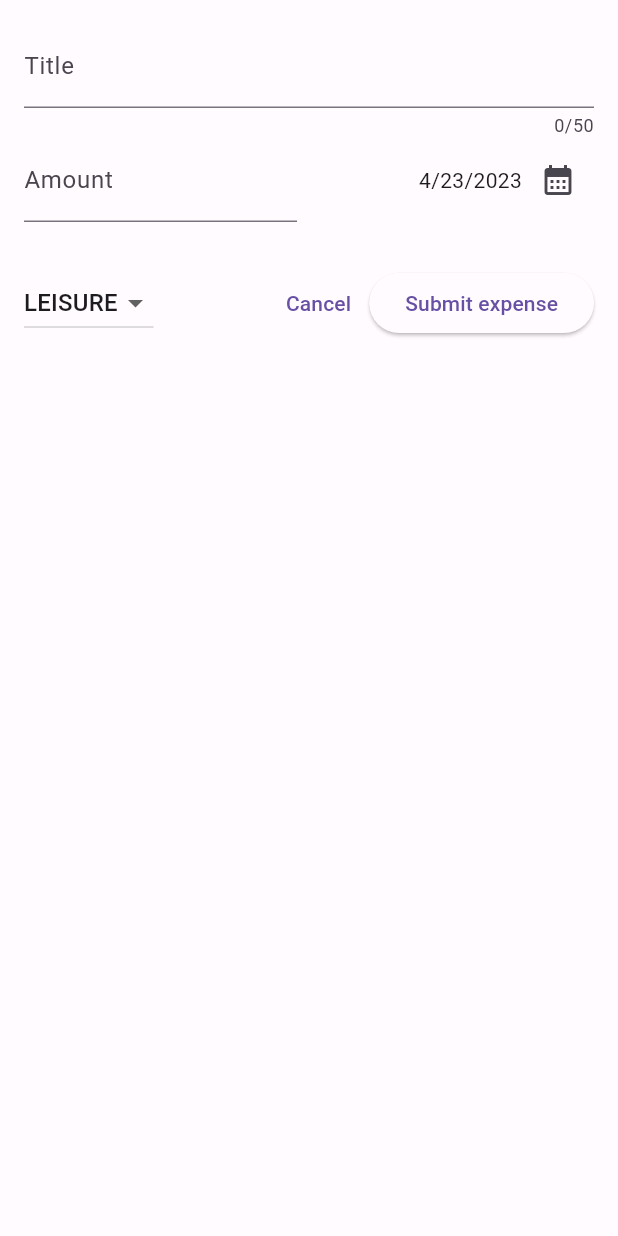
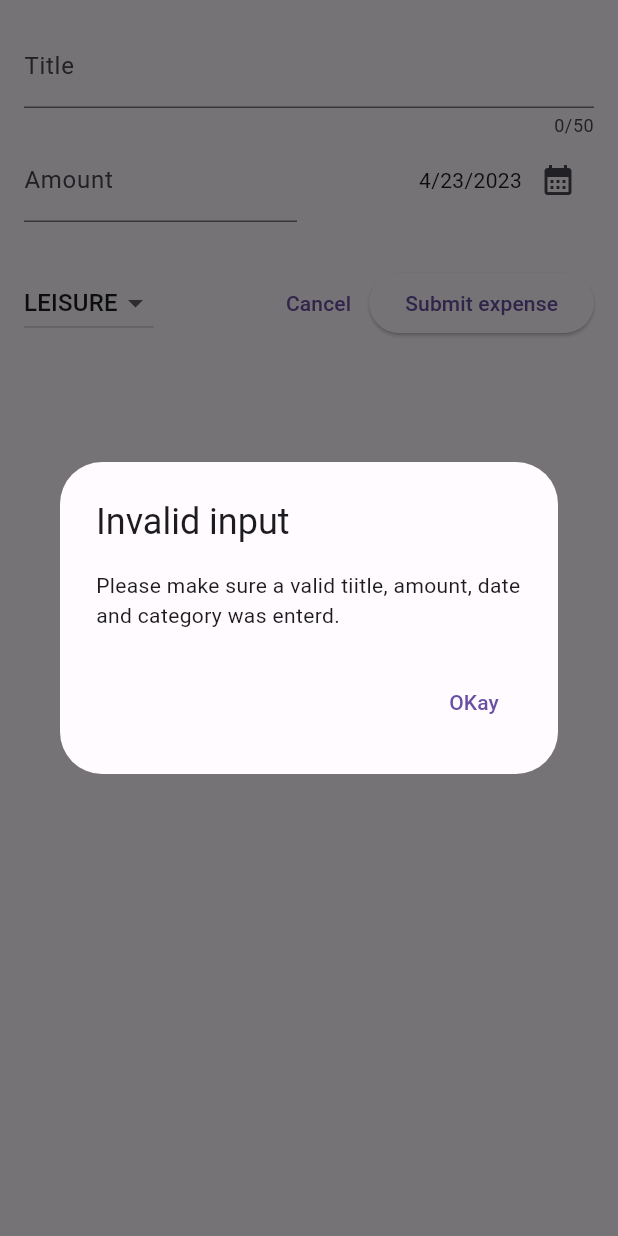
Before and after one commit to chawatvish/flutter-expense-app, a Flutter app: the NewExpense widget shown alone on an empty page, opened directly, after a tap on "Submit expense", on a phone screen of 412 x 824 dp. Run offline on Flutter 3.47's test engine with Material 2 defaults, Android fonts, the phone set to English and light mode, and no system bars.

Commit message:
add verify input method and show popup error

```diff
--- a/lib/widgets/new_expense.dart
+++ b/lib/widgets/new_expense.dart
@@ -29,6 +29,31 @@ class _NewExpenseState extends State<NewExpense> {
       setState(() {
         _selectedDate = pickedDate;
       });
+    }
+  }
+
+  void _submitExpenseDate() {
+    final enteredAmount = double.tryParse(_amountController.text);
+    final amountIsInvalid = enteredAmount == null || enteredAmount <= 0;
+
+    if (_titleController.text.trim().isEmpty || amountIsInvalid) {
+      showDialog(
+        context: context,
+        builder: (ctx) => AlertDialog(
+          title: const Text('Invalid input'),
+          content: const Text(
+              'Please make sure a valid tiitle, amount, date and category was enterd.'),
+          actions: [
+            TextButton(
+              onPressed: () {
+                Navigator.pop(ctx);
+              },
+              child: const Text('OKay'),
+            )
+          ],
+        ),
+      );
+      return;
     }
   }
 
@@ -113,10 +138,7 @@ class _NewExpenseState extends State<NewExpense> {
                   child: const Text('Cancel'),
                 ),
                 ElevatedButton(
-                  onPressed: () {
-                    print(_titleController.text);
-                    print(_amountController.text);
-                  },
+                  onPressed: _submitExpenseDate,
                   child: const Text('Submit expense'),
                 ),
               ],
```
